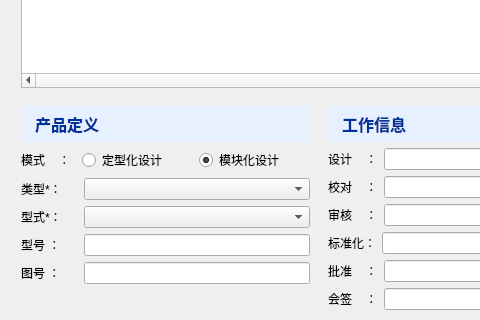
Old version of the form DongLanpec-local/modules/chanpinguanli/guanli_new.ui in the repository scienhudb/donghua; both pictures show x 0 to 480 and y 521 to 841 of the 946 by 931 pixel window.
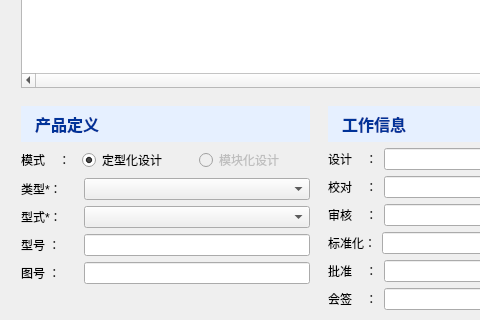
New version of the form. Icons and pictures are not drawn.

Patch:
```diff
--- a/DongLanpec-local/modules/chanpinguanli/guanli_new.ui
+++ b/DongLanpec-local/modules/chanpinguanli/guanli_new.ui
@@ -642,15 +642,21 @@
               <property name="text">
                <string>定型化设计</string>
               </property>
+              <property name="checked">
+               <bool>true</bool>
+              </property>
              </widget>
             </item>
             <item>
              <widget class="QRadioButton" name="radio_modular_design">
+              <property name="enabled">
+               <bool>false</bool>
+              </property>
               <property name="text">
                <string>模块化设计</string>
               </property>
               <property name="checked">
-               <bool>true</bool>
+               <bool>false</bool>
               </property>
              </widget>
             </item>
```
Left out of the diff: 3 changed lines with no effect on the pictures.
